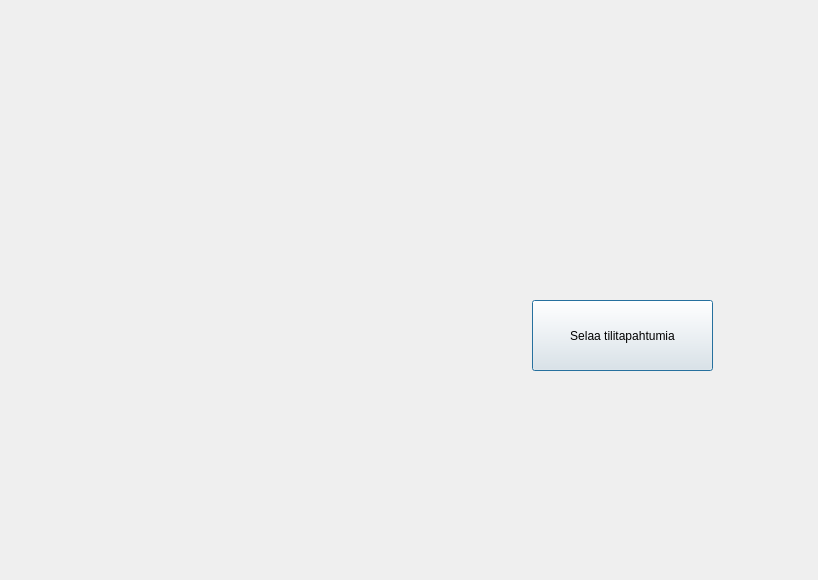
First picture: the form in bankautomat/valikko.ui, repository tvt21kmo-bank-project/group_15, before the edit.
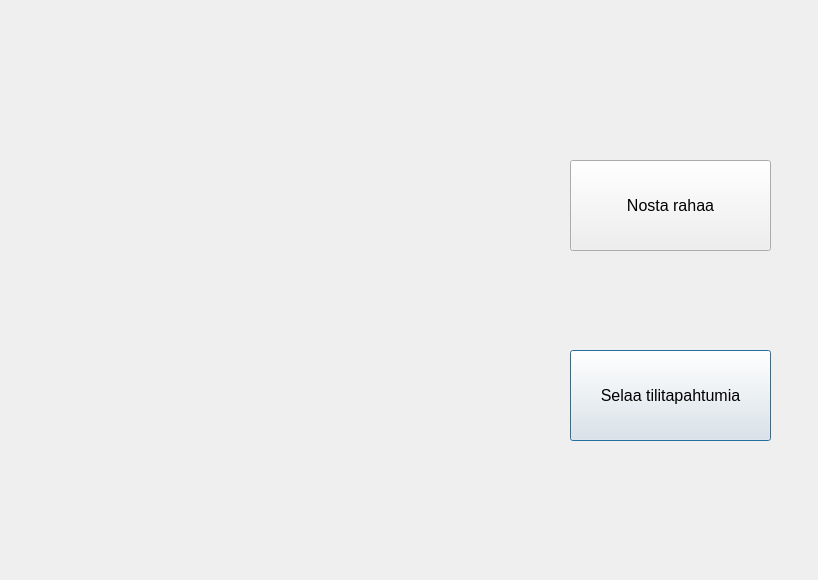
Second picture: the form after the edit.

Commit message: nosta rahaa toimii

What changed in the file:
```diff
--- a/bankautomat/valikko.ui
+++ b/bankautomat/valikko.ui
@@ -16,16 +16,57 @@
   <widget class="QPushButton" name="btn_tapahtumat">
    <property name="geometry">
     <rect>
-     <x>532</x>
-     <y>300</y>
-     <width>181</width>
-     <height>71</height>
+     <x>570</x>
+     <y>350</y>
+     <width>201</width>
+     <height>91</height>
     </rect>
    </property>
+   <property name="font">
+    <font>
+     <pointsize>12</pointsize>
+    </font>
+   </property>
    <property name="text">
     <string>Selaa tilitapahtumia</string>
    </property>
   </widget>
+  <widget class="QPushButton" name="btn_nostaRahaa">
+   <property name="geometry">
+    <rect>
+     <x>570</x>
+     <y>160</y>
+     <width>201</width>
+     <height>91</height>
+    </rect>
+   </property>
+   <property name="font">
+    <font>
+     <pointsize>12</pointsize>
+    </font>
+   </property>
+   <property name="text">
+    <string>Nosta rahaa</string>
+   </property>
+  </widget>
+  <widget class="QLabel" name="label_asiakas">
+   <property name="geometry">
+    <rect>
+     <x>250</x>
+     <y>60</y>
+     <width>381</width>
+     <height>61</height>
+    </rect>
+   </property>
+   <property name="font">
+    <font>
+     <pointsize>20</pointsize>
+    </font>
+   </property>
+   <property name="text">
+    <string/>
+   </property>
+  </widget>
  </widget>
  <resources/>
  <connections/>
```
The commit also changes 14 other files.
